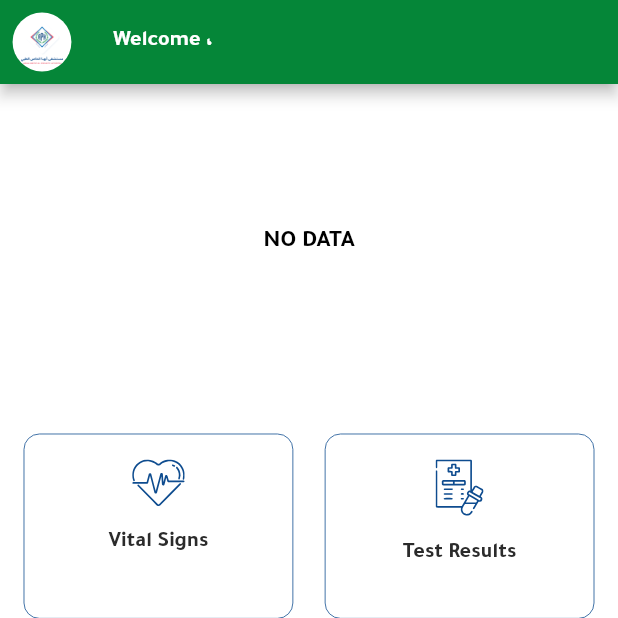
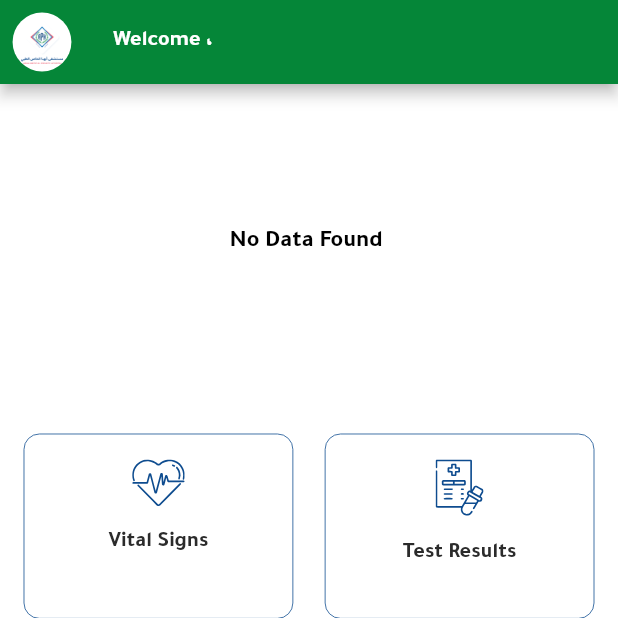
Before and after one commit to HodaTabasi/aphaa, a Flutter app: the ButtomNavigations screen opened by its route, on a phone screen of 412 x 824 dp, the top half of it. Run offline on Flutter 3.47's test engine with Material 2 defaults, Android fonts, the phone set to English and light mode, and no system bars; our stand-ins replace animated_custom_dropdown, avatar_glow, connectivity_plus, dropdown_search, firebase_auth, firebase_core and 9 more; missing offline and left inert: flutter_paytabs_bridge, hijri_picker, syncfusion_flutter_pdfviewer; accounts and stored records are empty; generated files the repository leaves out were written again; network calls fail; key blocks and very long unbroken strings in the code were emptied for the run.

Commit message:
some edit

```diff
--- a/lib/screens/drawer_screens/home_screen/home_screen.dart
+++ b/lib/screens/drawer_screens/home_screen/home_screen.dart
@@ -106,7 +106,7 @@ class _HomeScreenState extends State<HomeScreen> {
                   } else {
                     return Center(
                       child: Text(
-                        'NO DATA',
+                        AppLocalizations.of(context)!.no_data,
                         style: TextStyle(
                           color: Colors.black,
                           fontSize: 16,
```
